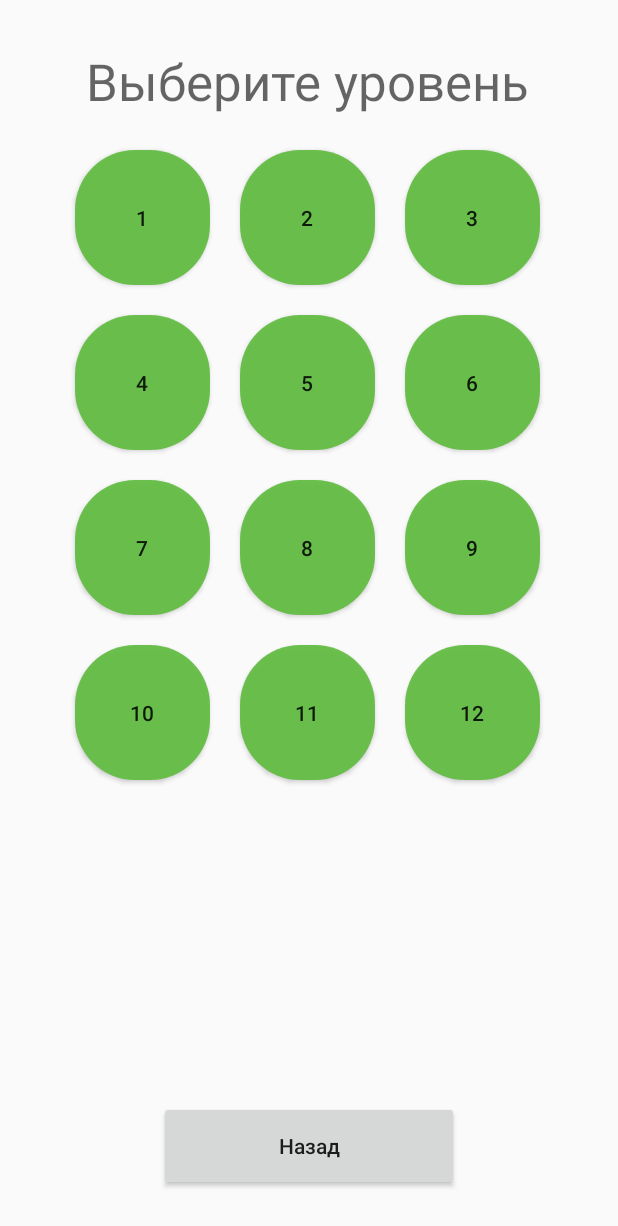
After one commit to Paycel/AbodeOfLegends, an Android app: the Choose_Level screen opened directly, with no data from a screen before it, on a phone screen of 412 x 824 dp. The commit adds this screen. Shown: the top 1226 px of the screen. Run offline under Robolectric (Android 15) with nearby library versions, the phone set to English and light mode, and no system bars.

Commit message:
14.04.20

```diff
--- a/app/src/main/AndroidManifest.xml
+++ b/app/src/main/AndroidManifest.xml
@@ -25,6 +25,7 @@
         <activity
             android:name=".activity.BattleActivity"
         ></activity>
+        <activity android:name=".activity.Choose_Level"></activity>
 
     </application>
 
--- a/app/src/main/java/com/example/adobeoflegends/Battle.java
+++ b/app/src/main/java/com/example/adobeoflegends/Battle.java
@@ -14,7 +14,7 @@ public class Battle{
         List<Card> cardList = new ArrayList<>();
         for (int i = 0; i < numsOfCards; i++)
             cardList.add(new Card());
-        player = new Player(20, 30, cardList);
+        player = new Player(20, 20, cardList);
         cardList = new ArrayList<>();
         for (int i = 0; i < numsOfCards; i++)
             cardList.add(new Card());
--- a/app/src/main/java/com/example/adobeoflegends/Card.java
+++ b/app/src/main/java/com/example/adobeoflegends/Card.java
@@ -9,7 +9,7 @@ import java.util.List;
 public class Card {
     public int healthPoints;
     public int damagePoints;
-    String name;
+    public String name;
     public int pictureID;
     public int viewID;
     public boolean active;
--- /dev/null
+++ b/app/src/main/java/com/example/adobeoflegends/activity/Choose_Level.java
@@ -0,0 +1,17 @@
+package com.example.adobeoflegends.activity;
+
+import android.os.Bundle;
+
+import androidx.annotation.Nullable;
+import androidx.appcompat.app.AppCompatActivity;
+
+import com.example.adobeoflegends.R;
+
+public class Choose_Level extends AppCompatActivity {
+    @Override
+    protected void onCreate(@Nullable Bundle savedInstanceState) {
+        super.onCreate(savedInstanceState);
+        getSupportActionBar().hide();
+        setContentView(R.layout.choose_level);
+    }
+}
--- /dev/null
+++ b/app/src/main/res/drawable/round_button.xml
@@ -0,0 +1,9 @@
+<?xml version="1.0" encoding="utf-8"?>
+<shape xmlns:android="http://schemas.android.com/apk/res/android"
+    android:shape="rectangle">
+    <solid android:color="#F063BE43" />
+    <corners android:bottomRightRadius="40dp"
+        android:bottomLeftRadius="40dp"
+        android:topLeftRadius="40dp"
+        android:topRightRadius="40dp"/>
+</shape>
--- /dev/null
+++ b/app/src/main/res/layout/choose_level.xml
@@ -0,0 +1,166 @@
+<?xml version="1.0" encoding="utf-8"?>
+<androidx.constraintlayout.widget.ConstraintLayout
+    xmlns:android="http://schemas.android.com/apk/res/android"
+    xmlns:app="http://schemas.android.com/apk/res-auto"
+    xmlns:tools="http://schemas.android.com/tools"
+    android:layout_width="match_parent"
+    android:layout_height="match_parent">
+
+    <Button
+        android:id="@+id/btn_10"
+        android:layout_width="90dp"
+        android:layout_height="90dp"
+        android:layout_marginStart="50dp"
+        android:layout_marginTop="20dp"
+        android:background="@drawable/round_button"
+        android:text="@string/ten"
+        app:layout_constraintStart_toStartOf="parent"
+        app:layout_constraintTop_toBottomOf="@+id/btn_7" />
+
+    <Button
+        android:id="@+id/btn_12"
+        android:layout_width="90dp"
+        android:layout_height="90dp"
+        android:layout_marginStart="20dp"
+        android:layout_marginTop="20dp"
+        android:background="@drawable/round_button"
+        android:text="@string/twelve"
+        app:layout_constraintStart_toEndOf="@+id/btn_5"
+        app:layout_constraintTop_toBottomOf="@+id/btn_9" />
+
+    <Button
+        android:id="@+id/btn_11"
+        android:layout_width="90dp"
+        android:layout_height="90dp"
+        android:layout_marginStart="20dp"
+        android:layout_marginTop="20dp"
+        android:background="@drawable/round_button"
+        android:text="@string/eleven"
+        app:layout_constraintStart_toEndOf="@+id/btn_4"
+        app:layout_constraintTop_toBottomOf="@+id/btn_8" />
+
+    <Button
+        android:id="@+id/btn_7"
+        android:layout_width="90dp"
+        android:layout_height="90dp"
+        android:layout_marginStart="50dp"
+        android:layout_marginTop="20dp"
+        android:background="@drawable/round_button"
+        android:text="@string/seven"
+        app:layout_constraintStart_toStartOf="parent"
+        app:layout_constraintTop_toBottomOf="@+id/btn_4" />
+
+    <Button
+        android:id="@+id/btn_9"
+        android:layout_width="90dp"
+        android:layout_height="90dp"
+        android:layout_marginStart="20dp"
+        android:layout_marginTop="20dp"
+        android:background="@drawable/round_button"
+        android:text="@string/nine"
+        app:layout_constraintStart_toEndOf="@+id/btn_2"
+        app:layout_constraintTop_toBottomOf="@+id/btn_6" />
+
+    <Button
+        android:id="@+id/btn_8"
+        android:layout_width="90dp"
+        android:layout_height="90dp"
+        android:layout_marginStart="20dp"
+        android:layout_marginTop="20dp"
+        android:background="@drawable/round_button"
+        android:text="@string/eight"
+        app:layout_constraintStart_toEndOf="@+id/btn_1"
+        app:layout_constraintTop_toBottomOf="@+id/btn_5" />
+
+    <Button
+        android:id="@+id/btn_4"
+        android:layout_width="90dp"
+        android:layout_height="90dp"
+        android:layout_marginStart="50dp"
+        android:layout_marginTop="20dp"
+        android:background="@drawable/round_button"
+        android:text="@string/four"
+        app:layout_constraintStart_toStartOf="parent"
+        app:layout_constraintTop_toBottomOf="@+id/btn_1" />
+
+    <Button
+        android:id="@+id/btn_6"
+        android:layout_width="90dp"
+        android:layout_height="90dp"
+        android:layout_marginStart="20dp"
+        android:layout_marginTop="20dp"
+        android:background="@drawable/round_button"
+        android:text="@string/six"
+        app:layout_constraintStart_toEndOf="@+id/btn_5"
+        app:layout_constraintTop_toBottomOf="@+id/btn_3" />
+
+    <Button
+        android:id="@+id/btn_5"
+        android:layout_width="90dp"
+        android:layout_height="90dp"
+        android:layout_marginStart="20dp"
+        android:layout_marginTop="20dp"
+        android:background="@drawable/round_button"
+        android:text="@string/five"
+        app:layout_constraintStart_toEndOf="@+id/btn_4"
+        app:layout_constraintTop_toBottomOf="@+id/btn_2" />
+
+    <Button
+        android:id="@+id/btn_1"
+        android:layout_width="90dp"
+        android:layout_height="90dp"
+        android:layout_marginStart="50dp"
+        android:layout_marginTop="100dp"
+        android:background="@drawable/round_button"
+        android:text="@string/one"
+        app:layout_constraintStart_toStartOf="parent"
+        app:layout_constraintTop_toTopOf="parent" />
+
+    <Button
+        android:id="@+id/btn_2"
+        android:layout_width="90dp"
+        android:layout_height="90dp"
+        android:layout_marginStart="20dp"
+        android:layout_marginTop="100dp"
+        android:background="@drawable/round_button"
+        android:text="@string/two"
+        app:layout_constraintStart_toEndOf="@+id/btn_1"
+        app:layout_constraintTop_toTopOf="parent" />
+
+    <Button
+        android:id="@+id/btn_3"
+        android:layout_width="90dp"
+        android:layout_height="90dp"
+        android:layout_marginStart="20dp"
+        android:layout_marginTop="100dp"
+        android:background="@drawable/round_button"
+        android:text="@string/three"
+        app:layout_constraintStart_toEndOf="@+id/btn_2"
+        app:layout_constraintTop_toTopOf="parent" />
+
+    <TextView
+        android:id="@+id/tv_choose"
+        android:layout_width="wrap_content"
+        android:layout_height="wrap_content"
+        android:layout_marginStart="175dp"
+        android:layout_marginTop="31dp"
+        android:layout_marginEnd="177dp"
+        android:text="@string/choose"
+        android:textAppearance="@style/TextAppearance.AppCompat.Display1"
+        app:layout_constraintEnd_toEndOf="parent"
+        app:layout_constraintStart_toStartOf="parent"
+        app:layout_constraintTop_toTopOf="parent" />
+
+    <Button
+        android:id="@+id/btn_back"
+        android:layout_width="200dp"
+        android:layout_height="60dp"
+        android:layout_marginStart="150dp"
+        android:layout_marginEnd="150dp"
+        android:layout_marginBottom="30dp"
+        android:text="@string/back"
+        android:textAppearance="@style/TextAppearance.AppCompat.Body2"
+        app:layout_constraintBottom_toBottomOf="parent"
+        app:layout_constraintEnd_toEndOf="parent"
+        app:layout_constraintStart_toStartOf="parent" />
+</androidx.constraintlayout.widget.ConstraintLayout>
--- a/app/src/main/res/values/strings.xml
+++ b/app/src/main/res/values/strings.xml
@@ -1,7 +1,10 @@
 <resources>
     <string name="app_name">AdobeOfLegends</string>
     <string name="load">Загрузка</string>
+    <string name="randomly">Случайный уровень</string>
+    <string name="choose_level">Выбрать уровень</string>
     <string name="load_button">Загрузить</string>
+    <string name="shop">Магизин</string>
     <string name="next_move">Ход</string>
     <string name="end_title_lose">Вы проиграли!</string>
     <string name="end_message_lose">Не сегодня!</string>
@@ -30,4 +33,22 @@
     <string name="journal">Журнал боя</string>
     <string name="how_to_play">Как играть?</string>
     <string name="close">Закрыть</string>
+    <string name="choose">Выберите уровень</string>
+    <string name="one">1</string>
+    <string name="two">2</string>
+    <string name="three">3</string>
+    <string name="four">4</string>
+    <string name="five">5</string>
+    <string name="six">6</string>
+    <string name="seven">7</string>
+    <string name="eight">8</string>
+    <string name="nine">9</string>
+    <string name="ten">10</string>
+    <string name="eleven">11</string>
+    <string name="twelve">12</string>
+    <string name="thirteen">13</string>
+    <string name="fourteen">14</string>
+    <string name="fifteen">15</string>
+    <string name="back">Назад</string>
+
 </resources>
```
Also changed, not shown: app/src/main/java/com/example/adobeoflegends/activity/BattleActivity.java (+69 -19 lines), app/src/main/java/com/example/adobeoflegends/activity/Menu.java (+9 -3 lines), app/src/main/java/com/example/adobeoflegends/dialogs/Info_Second.java (+9 -0 lines), app/src/main/res/layout/activity_main_menu.xml (+11 -4 lines), app/src/main/res/layout/test.xml (+14 -13 lines).
